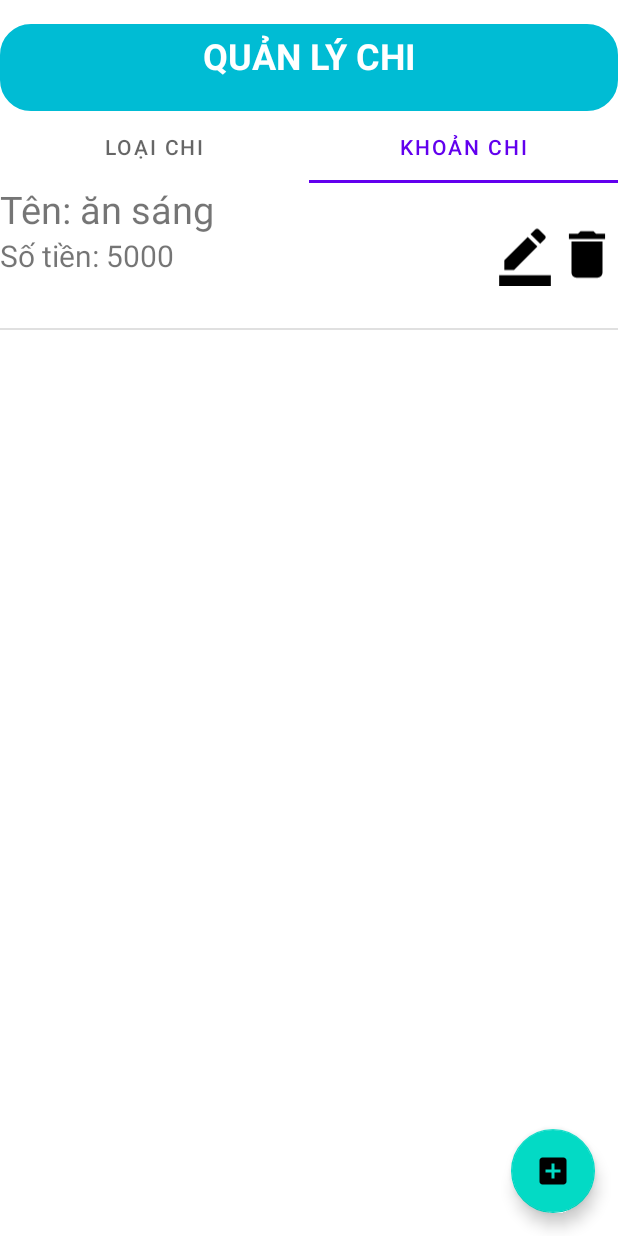
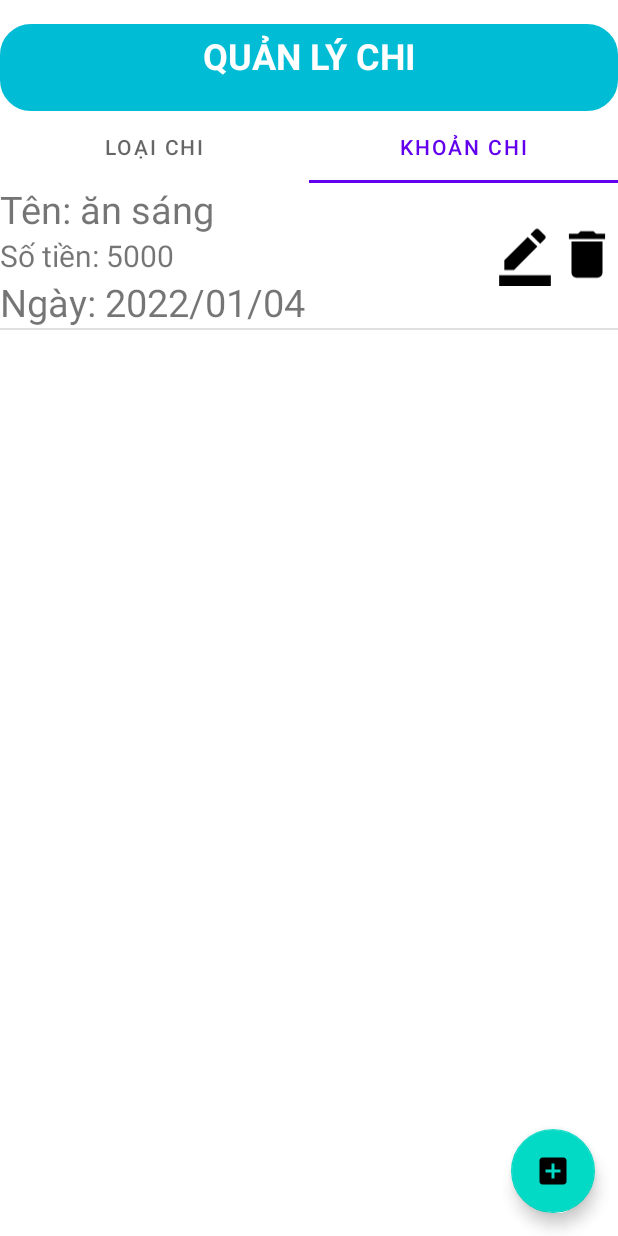
Before and after one commit to kurousagi110/Duan1, an Android app: the LoaiChiFragment screen opened directly, with no data from a screen before it, tab 2 chosen, on a phone screen of 412 x 824 dp. Run offline under Robolectric (Android 15) with nearby library versions, the phone set to English and light mode, and no system bars.

Commit message:
update khoan thu chi

```diff
--- a/app/src/main/java/com/example/duan1/Adapter/KhoanChiAdapter.java
+++ b/app/src/main/java/com/example/duan1/Adapter/KhoanChiAdapter.java
@@ -52,7 +52,7 @@ public class KhoanChiAdapter extends BaseAdapter {
     }
 
     public static class ViewOfItem{
-        TextView txtTen,txtTien;
+        TextView txtTen,txtTien,txtNgayChi;
         ImageView ivSua,ivXoa;
     }
 
@@ -68,12 +68,15 @@ public class KhoanChiAdapter extends BaseAdapter {
             viewOfItem.txtTien = view.findViewById(R.id.txtTienChi);
             viewOfItem.ivSua = view.findViewById(R.id.ivSuaChi);
             viewOfItem.ivXoa = view.findViewById(R.id.ivXoaChi);
+            viewOfItem.txtNgayChi = view.findViewById(R.id.txtNgayChi);
+
             view.setTag(viewOfItem);
         }else{
             viewOfItem = (ViewOfItem) view.getTag();
         }
         viewOfItem.txtTen.setText("Tên: "+list.get(i).getTenKhoan());
         viewOfItem.txtTien.setText("Số tiền: "+list.get(i).getTien());
+        viewOfItem.txtNgayChi.setText("Ngày: "+list.get(i).getNgay());
 
         viewOfItem.ivSua.setOnClickListener(new View.OnClickListener() {
             @Override
--- a/app/src/main/java/com/example/duan1/Model/KhoanThuChi.java
+++ b/app/src/main/java/com/example/duan1/Model/KhoanThuChi.java
@@ -28,9 +28,10 @@ public class KhoanThuChi {
         this.maLoai = maLoai;
     }
 
-    public KhoanThuChi(Integer tien, Integer maLoai) {
+    public KhoanThuChi(Integer tien, Integer maLoai,String ngay) {
         this.tien = tien;
         this.maLoai = maLoai;
+        this.ngay =ngay;
     }
 
     public Integer getMaKhoan() {
--- a/app/src/main/java/com/example/duan1/database/DataHelper.java
+++ b/app/src/main/java/com/example/duan1/database/DataHelper.java
@@ -8,7 +8,7 @@ import androidx.annotation.Nullable;
 
 public class DataHelper extends SQLiteOpenHelper {
     public DataHelper( Context context) {
-        super(context, "ThuChiDatabase", null, 10);
+        super(context, "ThuChiDatabase", null, 11);
     }
 
     @Override
@@ -30,10 +30,10 @@ public class DataHelper extends SQLiteOpenHelper {
         String loai1 = "INSERT INTO LOAI VALUES(4, 'tiền ăn', 'chi',3), (5, 'tiền lương', 'thu',3), (6, 'ăn đòn', 'thu',3)";
         db.execSQL(loai1);
 
-        String khoanthuchi = "INSERT INTO KHOANTHUCHI VALUES(1, 6000, '02/11/2022' ,1), (2, 5000, '03/11/2022', 3), (3, 10000, '05/01/2022',2)";
+        String khoanthuchi = "INSERT INTO KHOANTHUCHI VALUES(1, 6000, '2022/01/03' ,1), (2, 5000, '2022/01/04', 3), (3, 10000, '2022/01/06',2)";
         db.execSQL(khoanthuchi);
 
-        String khoanthuchi1 = "INSERT INTO KHOANTHUCHI VALUES(4, 5000, '01/11/2022' ,6), (5, 7000, '09/11/2022', 5), (6, 1000, '08/12/2022',4)";
+        String khoanthuchi1 = "INSERT INTO KHOANTHUCHI VALUES(4, 5000, '2022/11/01' ,6), (5, 7000, '2022/11/09', 5), (6, 1000, '2022/11/10',4)";
         db.execSQL(khoanthuchi1);
 
     }
```
Also changed, not shown: app/src/main/java/com/example/duan1/Adapter/KhoanThuAdapter.java (+6 -2 lines), app/src/main/java/com/example/duan1/Fragment/KhoanChiFragment.java (+5 -2 lines), app/src/main/java/com/example/duan1/Fragment/KhoanThuFragment.java (+6 -1 lines).
